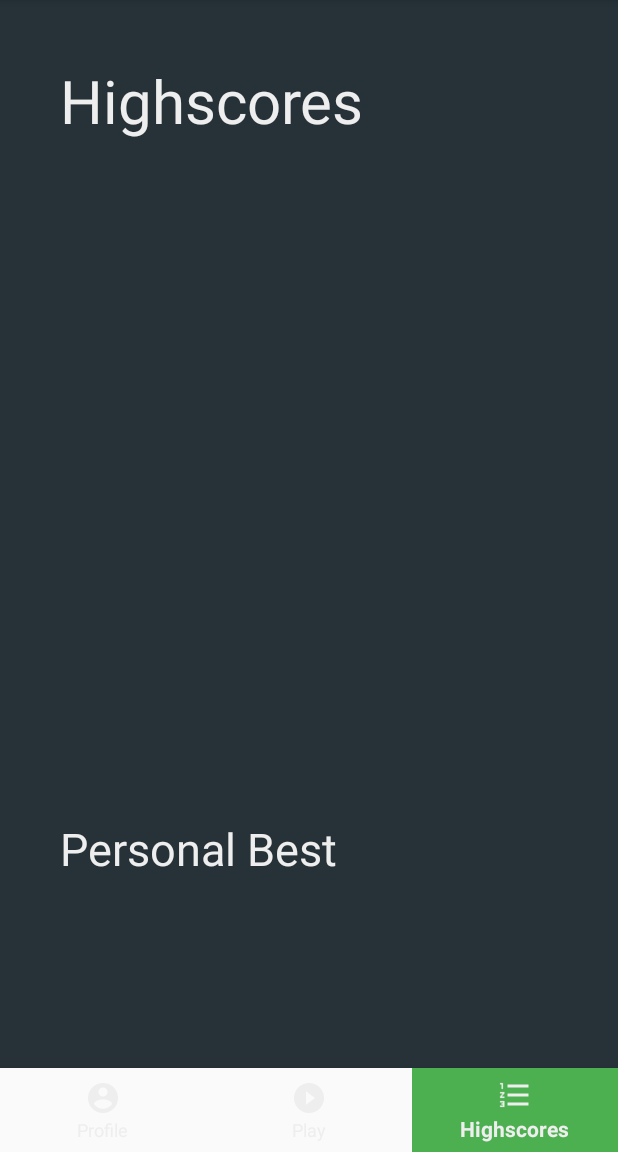
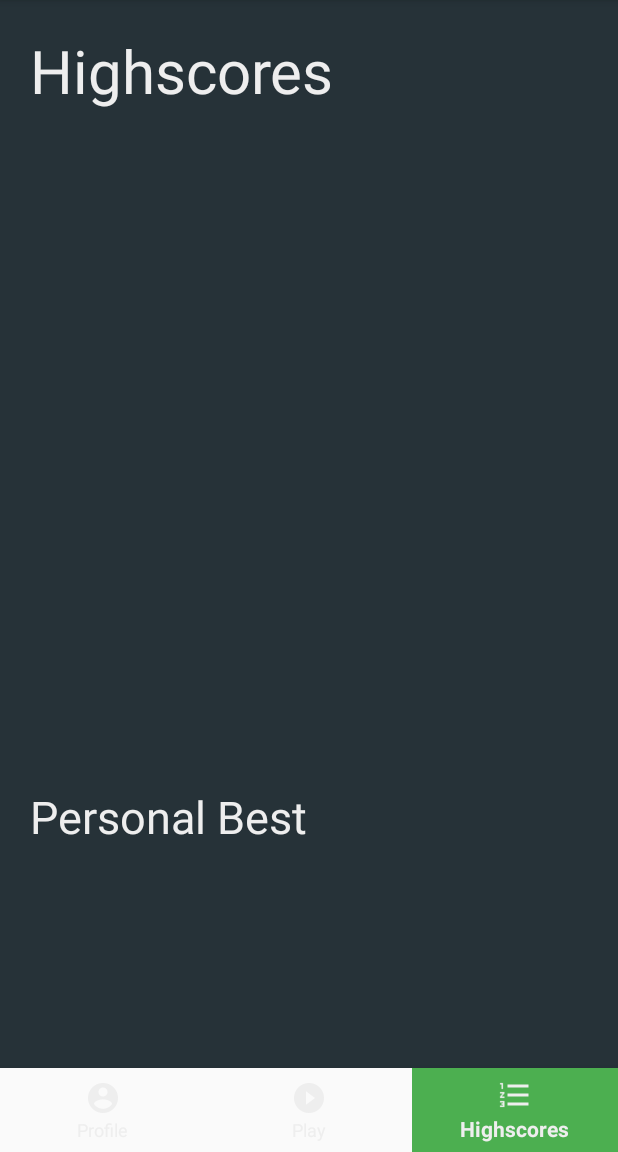
Before and after one commit to SandervWickeren/QuizMaster, an Android app: the screen it shows after launch (MainActivity), item 3 of the bottom bar chosen, on a phone screen of 412 x 824 dp, the part 84-1236 px from its top. Run offline under Robolectric (Android 15) with nearby library versions, the phone set to English and light mode, and no system bars; our stand-ins replace Firebase (no records; nobody signed in at launch, a user with empty details on screens opened directly).

Commit message:
Backpressing correctly presents fragments and bugfixes

```diff
--- a/app/src/main/java/com/sandervwickeren/quizmaster/Highscoresfragment.java
+++ b/app/src/main/java/com/sandervwickeren/quizmaster/Highscoresfragment.java
@@ -76,6 +76,9 @@ public class Highscoresfragment extends Fragment {
                     // Set list adapter
                     HighscoreListAdapter adapter = new HighscoreListAdapter(getContext(), scores);
                     highscores.setAdapter(adapter);
+
+                    // Remove load icon
+                    getView().findViewById(R.id.loadingHighscores).setVisibility(View.GONE);
                 } catch (Exception e) {
                     Log.d("Highscore Error", "fillListview:Couldn't do it.");
                 }
--- a/app/src/main/res/layout/fragment_highscoresfragment.xml
+++ b/app/src/main/res/layout/fragment_highscoresfragment.xml
@@ -3,39 +3,67 @@
     android:layout_width="match_parent"
     android:layout_height="match_parent"
     android:orientation="vertical"
-    android:padding="20dp"
     android:background="@color/colorMainBackground"
     tools:context="com.sandervwickeren.quizmaster.Highscoresfragment">
+
+    <LinearLayout
+        android:layout_width="match_parent"
+        android:layout_height="0dp"
+        android:layout_weight="3"
+        android:orientation="vertical">
+
+        <RelativeLayout
+            android:id="@+id/loadingHighscores"
+            android:layout_width="match_parent"
+            android:layout_height="match_parent"
+            android:visibility="visible"
+            android:gravity="center" >
+
+            <ProgressBar
+                android:layout_width="wrap_content"
+                android:layout_height="wrap_content"
+                android:indeterminate="true" />
+
+        </RelativeLayout>
 
         <TextView
             android:id="@+id/highscoreTitle"
             android:layout_width="match_parent"
-        android:layout_height="0dp"
-        android:layout_weight="1"
+            android:layout_height="wrap_content"
+            android:text="Highscores"
             android:textColor="@color/colorLightBackground"
-        android:textSize="40sp"
-        android:text="Highscores" />
+            android:textSize="40sp" />
 
         <ListView
             android:id="@+id/highscoreList"
             android:layout_width="match_parent"
-        android:layout_height="0dp"
-        android:layout_weight="5">
+            android:layout_height="match_parent">
 
         </ListView>
+
+    </LinearLayout>
+
+
+    <LinearLayout
+        android:layout_width="match_parent"
+        android:layout_height="0dp"
+        android:layout_weight="1"
+        android:orientation="vertical">
 
         <TextView
             android:id="@+id/ownHighscore"
             android:layout_width="match_parent"
             android:layout_height="0dp"
             android:layout_weight="0.5"
+            android:text="Personal Best"
             android:textColor="@color/colorLightBackground"
-        android:textSize="30sp"
-        android:text="Personal Best" />
+            android:textSize="30sp" />
 
         <ListView
             android:id="@+id/ownHighscoreList"
             android:layout_width="match_parent"
             android:layout_height="0dp"
-        android:layout_weight="1" />
+            android:layout_weight="0.5" />
     </LinearLayout>
+
+</LinearLayout>
```
Also changed, not shown: app/src/main/java/com/sandervwickeren/quizmaster/Questionfragment.java (+5 -5 lines), app/src/main/java/com/sandervwickeren/quizmaster/Quiz.java (+5 -2 lines), app/src/main/res/layout/activity_quiz.xml (+13 -0 lines), app/src/main/res/layout/fragment_homefragment.xml (+22 -24 lines), app/src/main/res/values/strings.xml (+7 -6 lines). Lines whose indentation alone changed are shown as unchanged.
